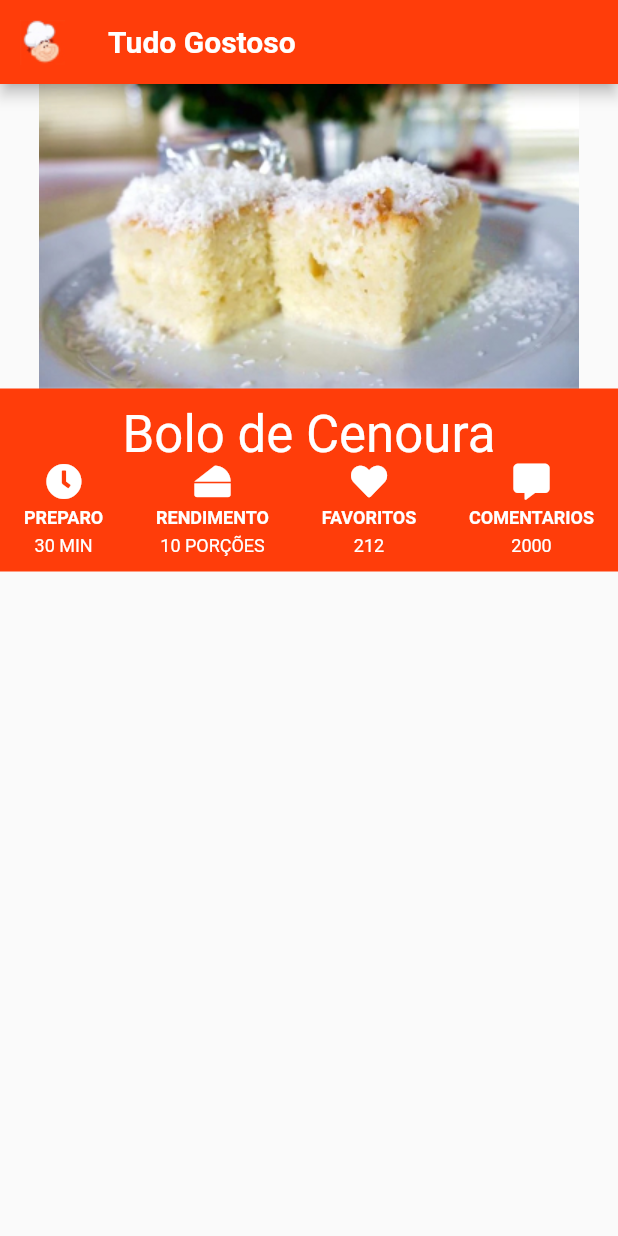
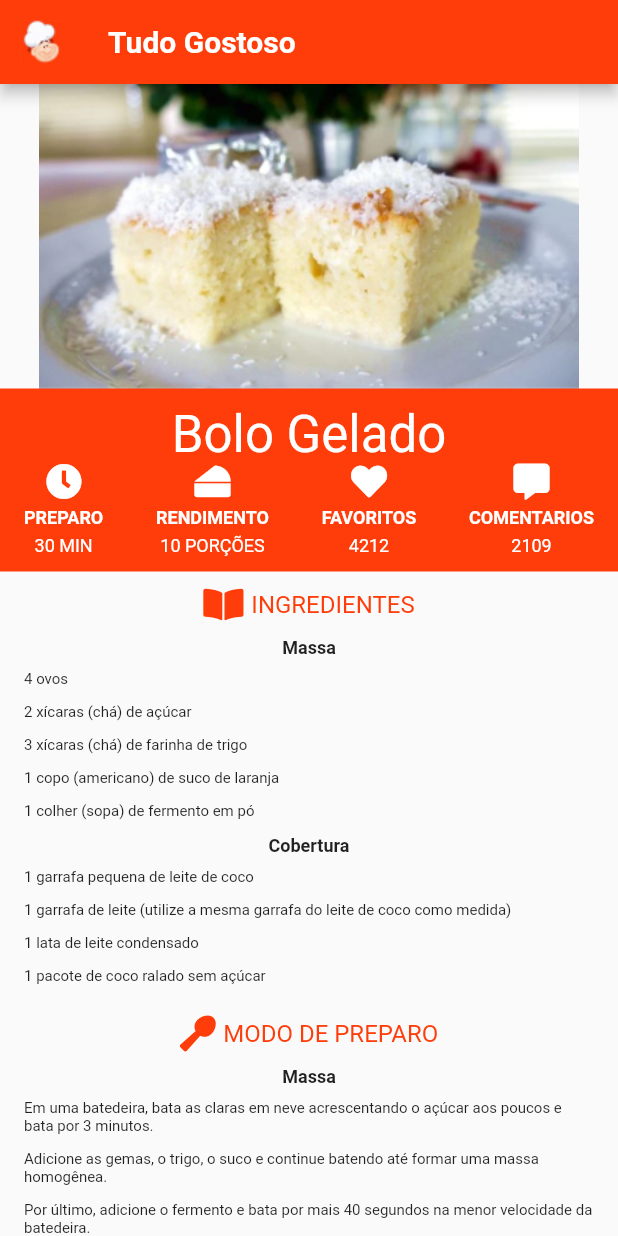
Before and after one commit to YasminLuzia/tudo_gostoso, a Flutter app: the screen it shows after launch, on a phone screen of 412 x 824 dp. Run offline on Flutter 3.47's test engine with Material 2 defaults, Android fonts, the phone set to English and light mode, and no system bars; our stand-ins replace font_awesome_flutter.

Commit message:
Part lll - Finishing the project
Added titles with icons, lists of the recipe, finished adding it to the home page.

```diff
--- a/lib/screens/home/home_page.dart
+++ b/lib/screens/home/home_page.dart
@@ -1,21 +1,47 @@
 import 'package:flutter/material.dart';
+import 'package:font_awesome_flutter/font_awesome_flutter.dart';
 import 'package:tudo_gostoso/models/recipe.dart';
 import 'package:tudo_gostoso/screens/home/widgets/details.dart';
+import 'package:tudo_gostoso/screens/home/widgets/list_elements.dart';
+import 'package:tudo_gostoso/screens/home/widgets/my_title.dart';
 import 'package:tudo_gostoso/style.dart';
 
 class HomePage extends StatelessWidget {
   final recipe = Recipe(
     photo: "assets/images/bolo.jpg",
-    name: "Bolo de Cenoura",
+    name: "Bolo Gelado",
     preparationTime: 30,
     servings: 10,
-    numberOfFavorites: 212,
-    numberOfComments: 2000,
-    ingredientsDough: [],
-    ingredientsFrosting: [],
-    preparationMethodDough: [],
-    preparationMethodFrosting: []
+    numberOfFavorites: 4212,
+    numberOfComments: 2109,
+    ingredientsDough: [
+      "4 ovos",
+      "2 xícaras (chá) de açúcar",
+      "3 xícaras (chá) de farinha de trigo",
+      "1 copo (americano) de suco de laranja",
+      "1 colher (sopa) de fermento em pó"
+    ],
+    ingredientsFrosting: [
+      "1 garrafa pequena de leite de coco",
+      "1 garrafa de leite (utilize a mesma garrafa do leite de coco como medida)",
+      "1 lata de leite condensado",
+      "1 pacote de coco ralado sem açúcar"
+    ],
+    preparationMethodDough: [
+      "Em uma batedeira, bata as claras em neve acrescentando o açúcar aos poucos e bata por 3 minutos.",
+      "Adicione as gemas, o trigo, o suco e continue batendo até formar uma massa homogênea.",
+      "Por último, adicione o fermento e bata por mais 40 segundos na menor velocidade da batedeira.",
+      "Despeje a massa em uma forma média e untada."
+    ],
+    preparationMethodFrosting: [
+      "Asse em forno preaquecido em temperatura média de 180 °C por 40 minutos ou até dourar.",
+      "Em uma tigela, misture o leite de coco, o leite, o leite condensado e reserve.",
+      "Após 40 minutos, retire o bolo do forno e fure toda a sua superfície com um garfo para facilitar a penetração da cobertura.",
+      "Com o bolo ainda quente, despeje a cobertura sobre ele e salpique por cima o coco ralado.",
+      "Leve a geladeira por 3 horas, depois corte o bolo em quadrados do tamanho que preferir e embrulhe com papel alumínio."
+    ]
   );
+
   @override
   Widget build(BuildContext context) {
     return Scaffold(
@@ -32,6 +58,30 @@ class HomePage extends StatelessWidget {
           children: [
             Image.asset(recipe.photo),
             Details(recipe),
+            MyTitle(
+              icon: FontAwesomeIcons.bookOpen,
+              title: "ingredientes",
+            ),
+            ListElements(
+              title: "Massa",
+              listOfElements: recipe.ingredientsDough
+            ),
+            ListElements(
+              title: "Cobertura",
+              listOfElements: recipe.ingredientsFrosting
+            ),
+            MyTitle(
+              icon: FontAwesomeIcons.utensilSpoon,
+              title: "modo de preparo",
+            ),
+            ListElements(
+              title: "Massa",
+              listOfElements: recipe.preparationMethodDough
+            ),
+            ListElements(
+              title: "Cobertura",
+              listOfElements: recipe.preparationMethodFrosting
+            )
           ],
         ),
       ),
--- /dev/null
+++ b/lib/screens/home/widgets/list_elements.dart
@@ -0,0 +1,61 @@
+import 'package:flutter/material.dart';
+
+class ListElements extends StatelessWidget {
+  final String title;
+  final List<String> listOfElements;
+
+  const ListElements({
+    required this.title,
+    required this.listOfElements,
+  });
+
+  @override
+  Widget build(BuildContext context) {
+    return Padding(
+      padding: const EdgeInsets.symmetric(
+        horizontal: 16
+      ),
+      child: Column(
+        children: [
+          Text(
+            title,
+            style: TextStyle(
+              fontWeight: FontWeight.bold,
+              fontSize: 12
+            ),
+          ),
+          SizedBox(
+            height: 8,
+          ),
+          Container(
+            width: MediaQuery.of(context).size.width,
+            child: Column(
+              crossAxisAlignment: CrossAxisAlignment.start,
+              children: buildList(listOfElements),
+            ),
+          )
+        ],
+      ),
+    );
+  }
+
+  List<Widget> buildList(List<String> items) {
+    List<Widget> listOfWidgets = [];
+    items.forEach((element) {
+      listOfWidgets.add(
+        Padding(
+          padding: const EdgeInsets.only(
+            bottom: 10
+          ),
+          child: Text(
+            element,
+            style: TextStyle(
+              fontSize: 10,
+            ),
+          ),
+        )
+      );
+     });
+    return listOfWidgets;
+  }
+}
--- /dev/null
+++ b/lib/screens/home/widgets/my_title.dart
@@ -0,0 +1,39 @@
+import 'package:flutter/material.dart';
+import 'package:font_awesome_flutter/font_awesome_flutter.dart';
+import 'package:tudo_gostoso/style.dart';
+
+class MyTitle extends StatelessWidget {
+  final IconData icon;
+  final String title;
+
+  const MyTitle({
+    required this.icon,
+    required this.title,
+  });
+
+  @override
+  Widget build(BuildContext context) {
+    return Padding(
+      padding: const EdgeInsets.symmetric(vertical: 10),
+      child: Row(
+        mainAxisAlignment: MainAxisAlignment.center,
+        children: [
+          FaIcon(
+            this.icon,
+            color: orangeTheme,
+          ),
+          SizedBox(
+            width: 5,
+          ),
+          Text(
+            this.title.toUpperCase(),
+            style: TextStyle(
+              fontSize: 16,
+              color: orangeTheme
+            ),
+          )
+        ],
+      ),
+    );
+  }
+}
```
